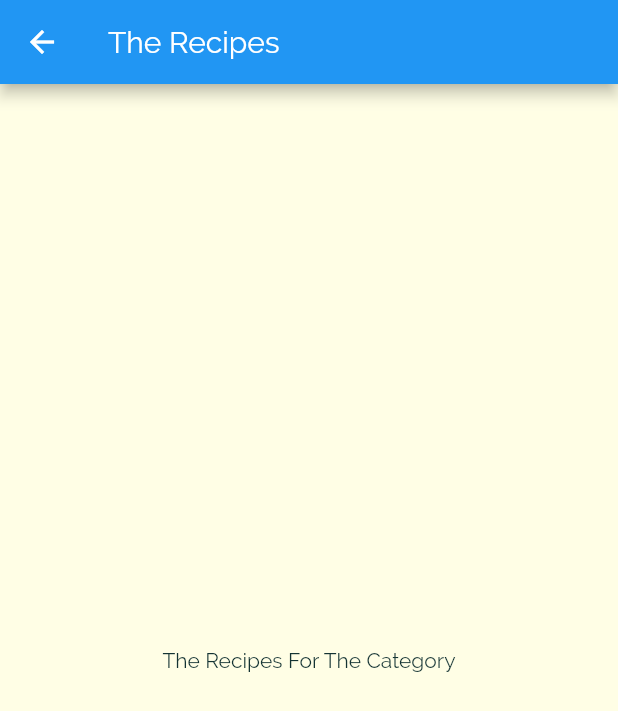
After one commit to Giimhana-Dissanayake/meals_app, a Flutter app: the screen it shows after launch, after a tap on "Italian", on a phone screen of 412 x 824 dp. The commit adds this screen. Shown: the top 711 px of the screen. Run offline on Flutter 3.47's test engine with Material 2 defaults, Android fonts, the phone set to English and light mode, and no system bars.

Commit message:
161.navigating to a new page

```diff
--- a/lib/category_item.dart
+++ b/lib/category_item.dart
@@ -1,4 +1,5 @@
 import 'package:flutter/material.dart';
+import './category_meals_screen.dart';
 
 class CategoryItem extends StatelessWidget {
   final String title;
@@ -6,9 +7,23 @@ class CategoryItem extends StatelessWidget {
 
   CategoryItem(this.title, this.color);
 
+  void selectCategory(BuildContext ctx) {
+    Navigator.of(ctx).push(
+      MaterialPageRoute(
+        builder: (_) {
+          return CategoryMealsScreen();
+        },
+      ),
+    );
+  }
+
   @override
   Widget build(BuildContext context) {
-    return Container(
+    return InkWell(
+      onTap: () => selectCategory(context),
+      splashColor: Theme.of(context).primaryColor,
+      borderRadius: BorderRadius.circular(15),
+      child: Container(
         padding: EdgeInsets.all(15),
         child: Text(title, style: Theme.of(context).textTheme.title),
         decoration: BoxDecoration(
@@ -18,6 +33,7 @@ class CategoryItem extends StatelessWidget {
           ], begin: Alignment.topLeft, end: Alignment.bottomRight),
           borderRadius: BorderRadius.circular(15),
         ),
+      ),
     );
   }
 }
--- /dev/null
+++ b/lib/category_meals_screen.dart
@@ -0,0 +1,14 @@
+import 'package:flutter/material.dart';
+
+class CategoryMealsScreen extends StatelessWidget {
+  Widget build(BuildContext context) {
+    return Scaffold(
+      appBar: AppBar(
+        title: Text('The Recipes'),
+      ),
+      body: Center(
+        child: Text('The Recipes For The Category'),
+      ),
+    );
+  }
+}
```
Lines whose indentation alone changed are shown as unchanged.
